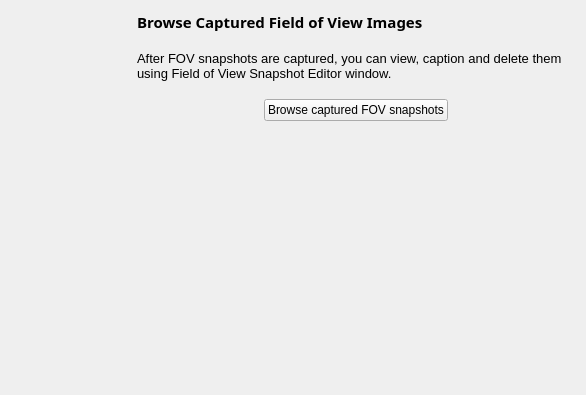
The window that kstars/printing/pwizfovbrowse.ui (KDE/kstars) describes before a commit, drawn with Qt 5.
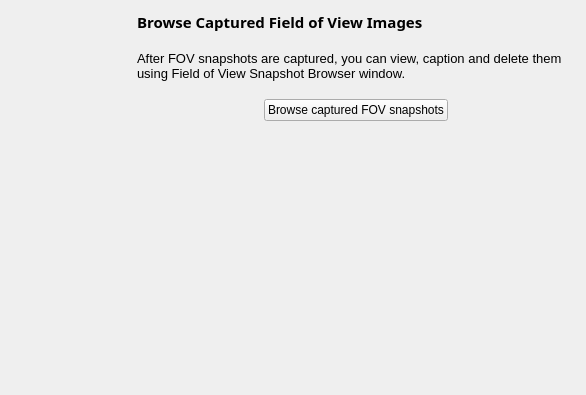
The same window after the commit.

Commit message: A few minor fixes - added enumeration for wizard's steps and a few UI fixes.

```diff
--- a/kstars/printing/pwizfovbrowse.ui
+++ b/kstars/printing/pwizfovbrowse.ui
@@ -82,7 +82,7 @@
 &lt;html&gt;&lt;head&gt;&lt;meta name=&quot;qrichtext&quot; content=&quot;1&quot; /&gt;&lt;style type=&quot;text/css&quot;&gt;
 p, li { white-space: pre-wrap; }
 &lt;/style&gt;&lt;/head&gt;&lt;body style=&quot; font-family:'Sans'; font-size:10pt; font-weight:400; font-style:normal;&quot;&gt;
-&lt;p style=&quot; margin-top:12px; margin-bottom:12px; margin-left:0px; margin-right:0px; -qt-block-indent:0; text-indent:0px;&quot;&gt;After FOV snapshots are captured, you can view, caption and delete them using Field of View Snapshot Editor window.&lt;/p&gt;&lt;/body&gt;&lt;/html&gt;</string>
+&lt;p style=&quot; margin-top:12px; margin-bottom:12px; margin-left:0px; margin-right:0px; -qt-block-indent:0; text-indent:0px;&quot;&gt;After FOV snapshots are captured, you can view, caption and delete them using Field of View Snapshot Browser window.&lt;/p&gt;&lt;/body&gt;&lt;/html&gt;</string>
        </property>
        <property name="wordWrap">
         <bool>true</bool>
```
The commit also changes 4 other files.
